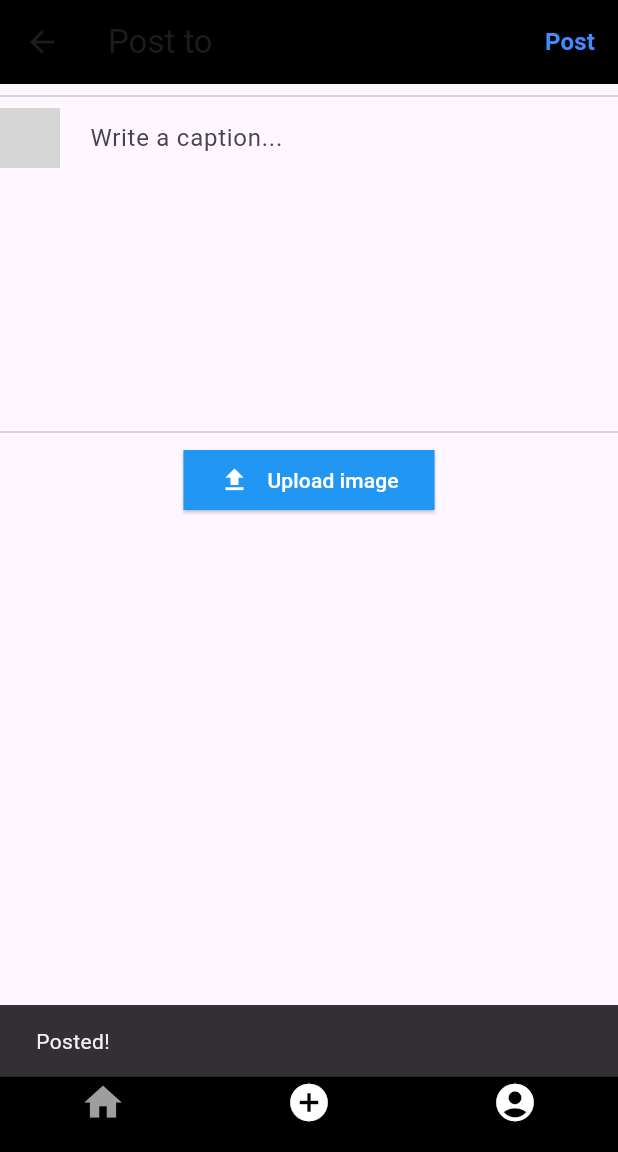
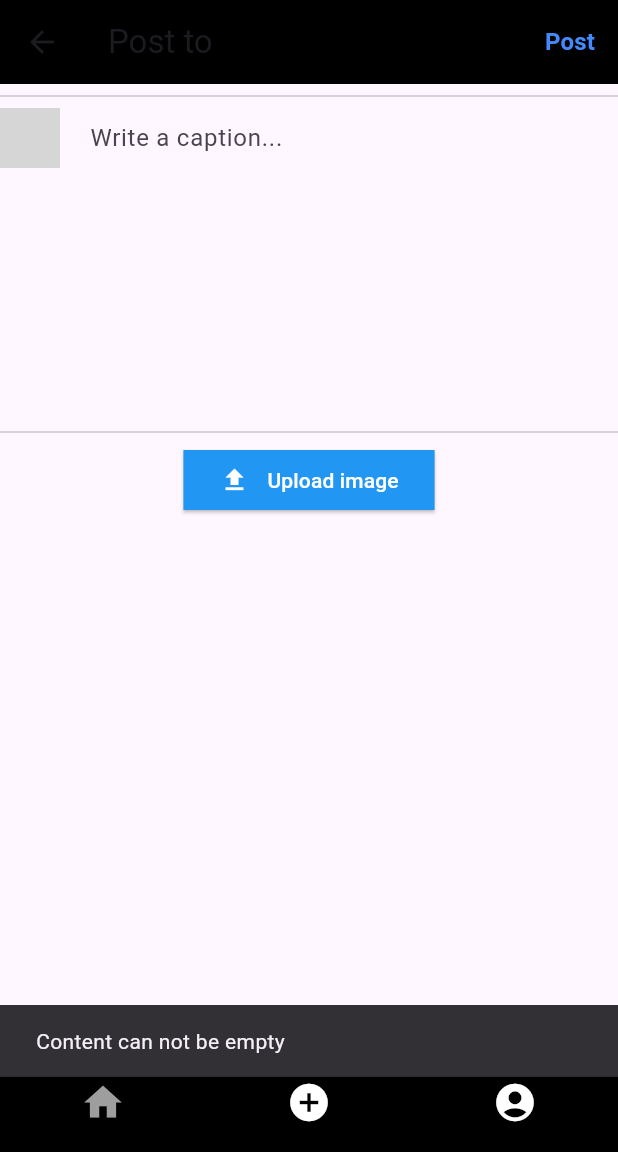
Before and after one commit to code-plet/socialnetworkapp, a Flutter app: the screen it shows once a user with an empty profile is signed in, item 2 of the bottom bar chosen, after a tap on "Post", on a phone screen of 412 x 824 dp, the part 84-1236 px from its top. Run offline on Flutter 3.47's test engine with Material 3 defaults, Android fonts, the phone set to English and light mode, and no system bars; our stand-ins replace cloud_firestore, firebase_auth, firebase_core, firebase_storage, google_fonts, image_picker and 1 more; accounts and stored records are empty; network calls fail; grey boxes are pictures that could not be loaded.

Commit message:
update flow show error text

```diff
--- a/lib/screens/home/add_post.dart
+++ b/lib/screens/home/add_post.dart
@@ -71,6 +71,15 @@ class _AddPostScreenState extends State<AddPostScreen> {
         context,
         'Can not read user information',
       );
+      return;
+    }
+
+    if (_descriptionController.text.isEmpty) {
+      showSnackBar(
+        context,
+        'Content can not be empty',
+      );
+      return;
     }
 
     setState(() {
@@ -82,8 +91,8 @@ class _AddPostScreenState extends State<AddPostScreen> {
       String res = await PostService().uploadPost(
         _descriptionController.text,
         _file,
-        uid!,
-        name!,
+        uid,
+        name,
         profilePic,
       );
       if (res == "success") {
--- a/lib/screens/home/home.dart
+++ b/lib/screens/home/home.dart
@@ -18,6 +18,17 @@ class HomeScreen extends StatelessWidget {
                 child: CircularProgressIndicator(),
               );
             }
+
+            if (snapshot.hasError) {
+              return const Center(
+                child: Text(
+                  "Can not get posts data",
+                  style:
+                      TextStyle(fontStyle: FontStyle.italic, color: Colors.red),
+                ),
+              );
+            }
+
             return ListView.builder(
                 shrinkWrap: true,
                 itemCount: snapshot.data!.docs.length,
```
Also changed, not shown: lib/services/auth.dart (+3 -13 lines), lib/widget/comment_card.dart (+56 -34 lines), lib/widget/post_card.dart (+21 -17 lines).
